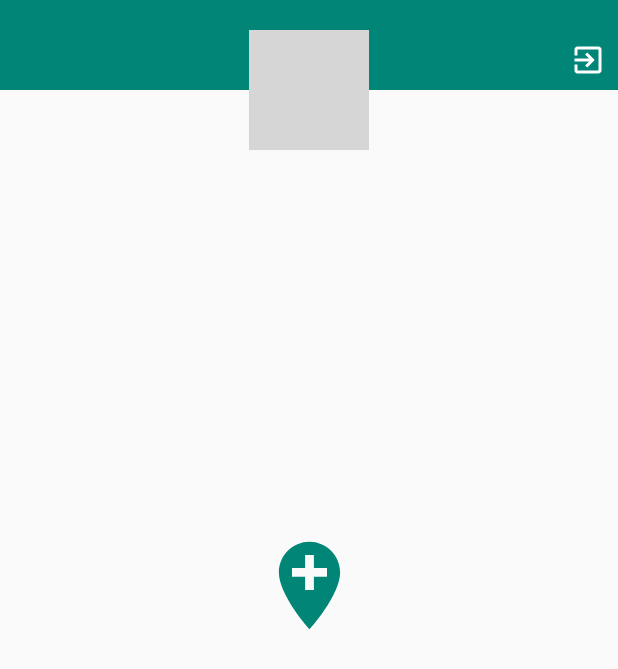
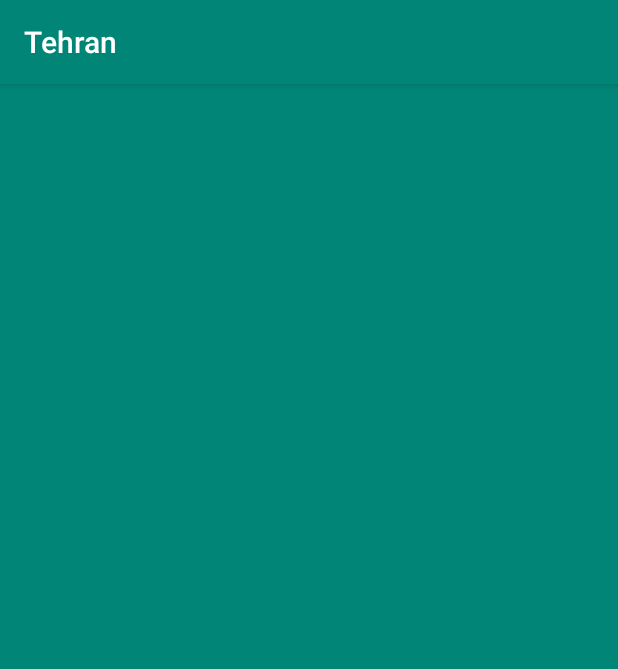
Before and after one commit to ali-taghizadeh/Tehran, an Android app: the screen it shows after launch (MainActivity before the commit, DetailsActivity after it), after a tap on an icon or button, on a phone screen of 412 x 824 dp. Shown: the top 669 px of the screen. Run offline under Robolectric (Android 15) with nearby library versions, the phone set to English and light mode, and no system bars; our stand-ins replace ButterKnife, Firebase (no records; nobody signed in at launch, a user with empty details on screens opened directly); libraries missing offline, so code that uses them is left out: cn.gavinliu.android, com.firebase.ui; plain views replace ShapedImageView; 3 statements that could not run were skipped; grey boxes are pictures that could not be loaded.

Commit message:
add details activity

```diff
--- a/app/src/main/AndroidManifest.xml
+++ b/app/src/main/AndroidManifest.xml
@@ -21,7 +21,7 @@
             android:required="false"/>
 
         <activity
-            android:name=".MainActivity"
+            android:name=".activities.MainActivity"
             android:label="@string/app_name"
             android:theme="@style/AppTheme.NoActionBar">
             <intent-filter>
@@ -30,6 +30,7 @@
                 <category android:name="android.intent.category.LAUNCHER" />
             </intent-filter>
         </activity>
+        <activity android:name=".activities.DetailsActivity" />
 
     </application>
 
--- /dev/null
+++ b/app/src/main/java/ir/taghizadeh/tehran/activities/DetailsActivity.java
@@ -0,0 +1,15 @@
+package ir.taghizadeh.tehran.activities;
+
+import android.os.Bundle;
+import android.support.v7.app.AppCompatActivity;
+
+import ir.taghizadeh.tehran.R;
+
+public class DetailsActivity extends AppCompatActivity {
+
+    @Override
+    public void onCreate(Bundle savedInstanceState) {
+        super.onCreate(savedInstanceState);
+        setContentView(R.layout.activity_details);
+    }
+}
--- a/app/src/main/java/ir/taghizadeh/tehran/MainActivity.java
+++ b/app/src/main/java/ir/taghizadeh/tehran/activities/MainActivity.java
@@ -1,4 +1,4 @@
-package ir.taghizadeh.tehran;
+package ir.taghizadeh.tehran.activities;
 
 import android.content.Intent;
 import android.net.Uri;
@@ -16,6 +16,7 @@ import butterknife.BindView;
 import butterknife.ButterKnife;
 import butterknife.OnClick;
 import cn.gavinliu.android.lib.shapedimageview.ShapedImageView;
+import ir.taghizadeh.tehran.R;
 import ir.taghizadeh.tehran.dependencies.DependencyRegistry;
 import ir.taghizadeh.tehran.dependencies.authentication.Authentication;
 import ir.taghizadeh.tehran.dependencies.glide.Glide;
@@ -33,6 +34,7 @@ public class MainActivity extends AppCompatActivity {
     ShapedImageView image_main_add_photo;
     @BindView(R.id.image_main_icon_add_photo)
     ImageView image_main_icon_add_photo;
+
     private Authentication mAuthentication;
     private Storage mStorage;
     private Map mMap;
@@ -120,6 +122,6 @@ public class MainActivity extends AppCompatActivity {
     @OnClick(R.id.image_main_add_place)
     void addLocation() {
         LatLng latLng = mMap.getCenterLocation();
-        Log.e("location", latLng.latitude + ", " + latLng.longitude);
+        mRootCoordinator.handleAddPlace(latLng);
     }
 }
--- a/app/src/main/java/ir/taghizadeh/tehran/dependencies/DependencyRegistry.java
+++ b/app/src/main/java/ir/taghizadeh/tehran/dependencies/DependencyRegistry.java
@@ -1,6 +1,6 @@
 package ir.taghizadeh.tehran.dependencies;
 
-import ir.taghizadeh.tehran.MainActivity;
+import ir.taghizadeh.tehran.activities.MainActivity;
 import ir.taghizadeh.tehran.dependencies.authentication.Authentication;
 import ir.taghizadeh.tehran.dependencies.authentication.AuthenticationImpl;
 import ir.taghizadeh.tehran.dependencies.glide.Glide;
--- a/app/src/main/java/ir/taghizadeh/tehran/dependencies/rootCoordinator/RootCoordinator.java
+++ b/app/src/main/java/ir/taghizadeh/tehran/dependencies/rootCoordinator/RootCoordinator.java
@@ -1,5 +1,8 @@
 package ir.taghizadeh.tehran.dependencies.rootCoordinator;
+
+import com.google.android.gms.maps.model.LatLng;
 
 public interface RootCoordinator {
     void handleAddUserPhoto();
+    void handleAddPlace(LatLng latLng);
 }
--- a/app/src/main/java/ir/taghizadeh/tehran/dependencies/rootCoordinator/RootCoordinatorImpl.java
+++ b/app/src/main/java/ir/taghizadeh/tehran/dependencies/rootCoordinator/RootCoordinatorImpl.java
@@ -2,7 +2,11 @@ package ir.taghizadeh.tehran.dependencies.rootCoordinator;
 
 import android.app.Activity;
 import android.content.Intent;
+import android.os.Bundle;
 
+import com.google.android.gms.maps.model.LatLng;
+
+import ir.taghizadeh.tehran.activities.DetailsActivity;
 import ir.taghizadeh.tehran.helpers.Constants;
 
 public class RootCoordinatorImpl implements RootCoordinator{
@@ -19,4 +23,13 @@ public class RootCoordinatorImpl implements RootCoordinator{
         intent.putExtra(Intent.EXTRA_LOCAL_ONLY, true);
         activity.startActivityForResult(Intent.createChooser(intent, "Complete action using"), Constants.RC_PHOTO_PICKER);
     }
+
+    @Override
+    public void handleAddPlace(LatLng latLng) {
+        Intent intent = new Intent(activity, DetailsActivity.class);
+        Bundle args = new Bundle();
+        args.putParcelable("location", latLng);
+        intent.putExtra("bundle", args);
+        activity.startActivity(intent);
+    }
 }
--- /dev/null
+++ b/app/src/main/res/layout/activity_details.xml
@@ -0,0 +1,7 @@
+<?xml version="1.0" encoding="utf-8"?>
+<android.support.constraint.ConstraintLayout
+    xmlns:android="http://schemas.android.com/apk/res/android" android:layout_width="match_parent"
+    android:layout_height="match_parent"
+    android:background="@color/colorPrimary">
+
+</android.support.constraint.ConstraintLayout>
```
